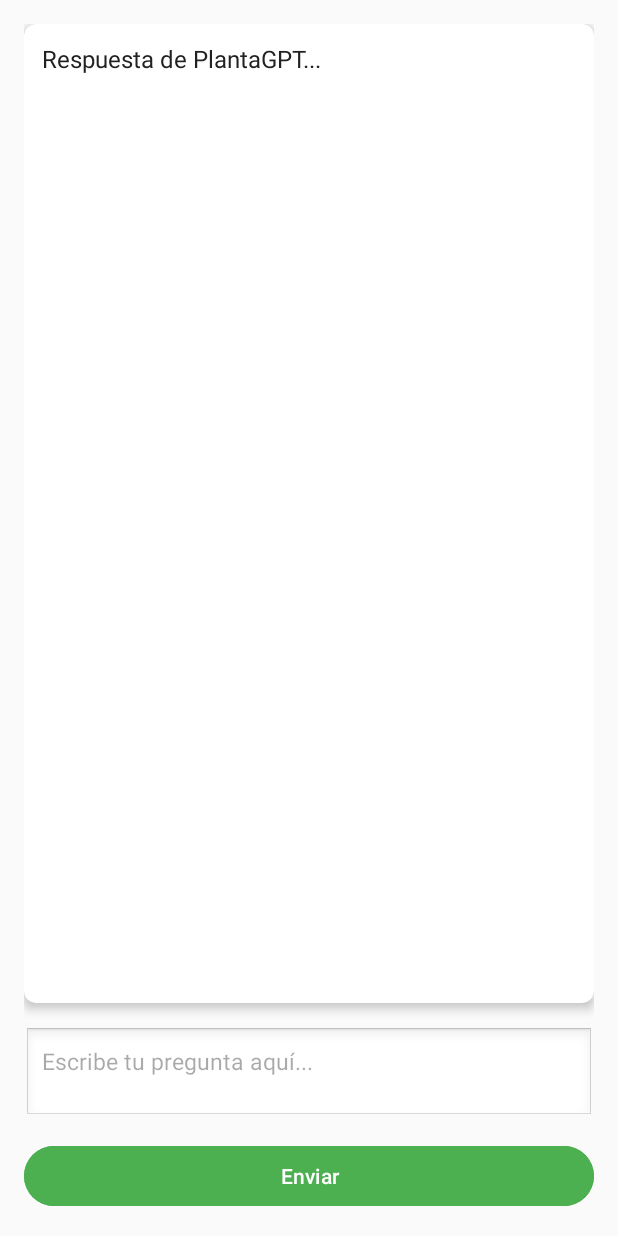
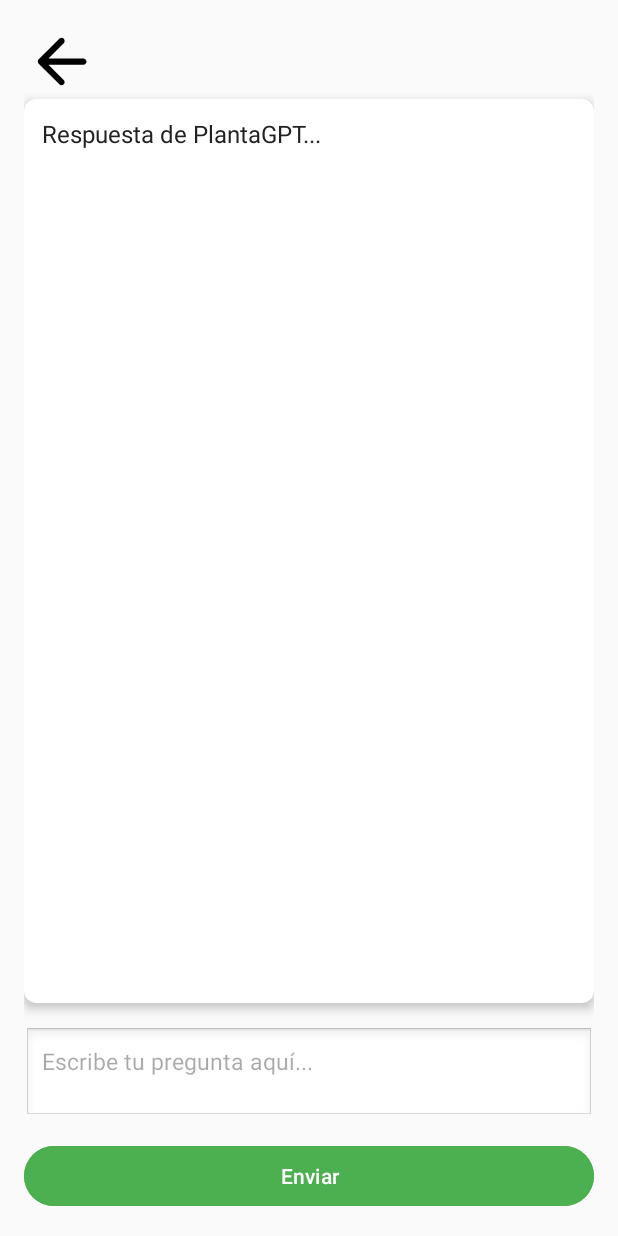
Before and after one commit to Nekyyu/EarthCare, an Android app: the PlantaGPT screen opened directly, with no data from a screen before it, on a phone screen of 412 x 824 dp. Run offline under Robolectric (Android 15) with nearby library versions, the light colour scheme and no system bars.

Commit message:
Flecha BACK en PlantaGPT

```diff
--- a/app/src/main/java/com/example/earthcare/PlantaGPT.kt
+++ b/app/src/main/java/com/example/earthcare/PlantaGPT.kt
@@ -1,9 +1,11 @@
 package com.example.earthcare
 
 
+import android.content.Intent
 import android.os.Bundle
 import android.widget.Button
 import android.widget.EditText
+import android.widget.ImageView
 import android.widget.TextView
 import androidx.appcompat.app.AppCompatActivity
 import com.example.earthcare.R
@@ -19,6 +21,7 @@
     private lateinit var userInput: EditText
     private lateinit var sendButton: Button
     private lateinit var responseText: TextView
+    private lateinit var buttonBackToMain: ImageView
 
     private val client = OkHttpClient()
 
@@ -32,11 +35,15 @@
         userInput = findViewById(R.id.userInput)
         sendButton = findViewById(R.id.sendButton)
         responseText = findViewById(R.id.responseText)
+        buttonBackToMain = findViewById(R.id.buttonBackToMain)
 
 
         sendButton.setOnClickListener {
             val prompt = userInput.text.toString()
             sendMessageToAzure(prompt)
+        }
+        buttonBackToMain.setOnClickListener {
+            startActivity(Intent(this, LuzActivity::class.java))
         }
     }
 
--- /dev/null
+++ b/app/src/main/res/drawable/arrow_back.xml
@@ -0,0 +1,5 @@
+<vector xmlns:android="http://schemas.android.com/apk/res/android" android:autoMirrored="true" android:height="24dp" android:tint="#000000" android:viewportHeight="24" android:viewportWidth="24" android:width="24dp">
+
+    <path android:fillColor="@android:color/white" android:pathData="M19,11H7.83l4.88,-4.88c0.39,-0.39 0.39,-1.03 0,-1.42 -0.39,-0.39 -1.02,-0.39 -1.41,0l-6.59,6.59c-0.39,0.39 -0.39,1.02 0,1.41l6.59,6.59c0.39,0.39 1.02,0.39 1.41,0 0.39,-0.39 0.39,-1.02 0,-1.41L7.83,13H19c0.55,0 1,-0.45 1,-1s-0.45,-1 -1,-1z"/>
+
+</vector>
--- a/app/src/main/res/layout/activity_planta_gpt.xml
+++ b/app/src/main/res/layout/activity_planta_gpt.xml
@@ -7,7 +7,13 @@
     android:orientation="vertical"
     android:background="#FAFAFA"
     android:padding="16dp">
-
+    <ImageView
+        android:id="@+id/buttonBackToMain"
+        android:layout_width="50dp"
+        android:layout_height="50dp"
+        android:src="@drawable/arrow_back"
+        android:contentDescription="Icono de luz"
+        />
     <!-- Respuesta del bot en una tarjeta estilizada -->
     <androidx.cardview.widget.CardView
         android:layout_width="match_parent"
@@ -33,6 +39,7 @@
                 android:lineSpacingExtra="6dp" />
         </ScrollView>
     </androidx.cardview.widget.CardView>
+
 
     <!-- Entrada del usuario -->
     <EditText
@@ -60,4 +67,9 @@
         android:backgroundTint="#4CAF50"
         android:layout_marginTop="12dp"
         android:padding="10dp" />
+    <ImageView
+        android:layout_width="wrap_content"
+        android:layout_height="wrap_content"
+        />
+
 </LinearLayout>
```
